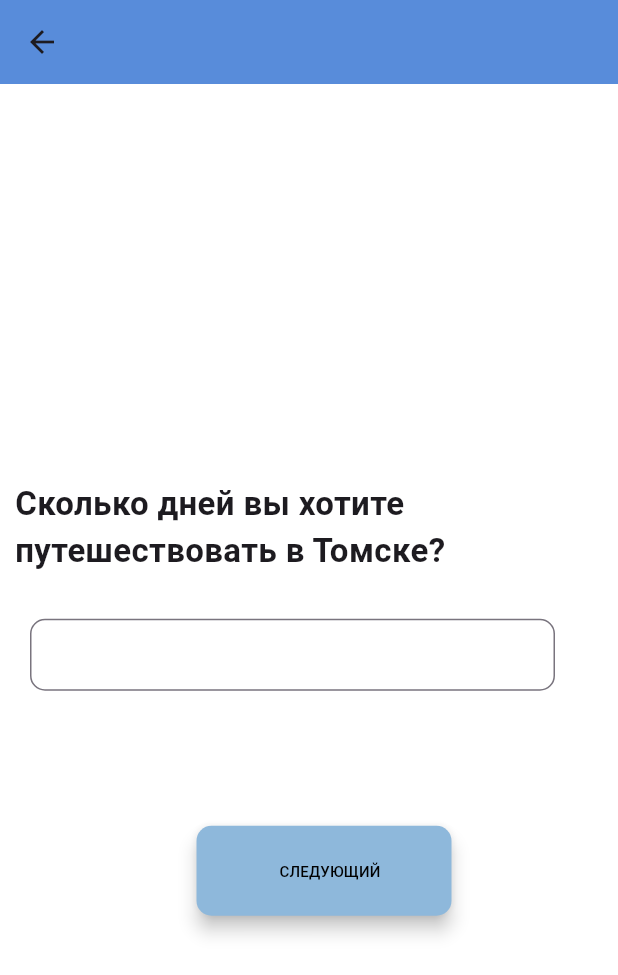
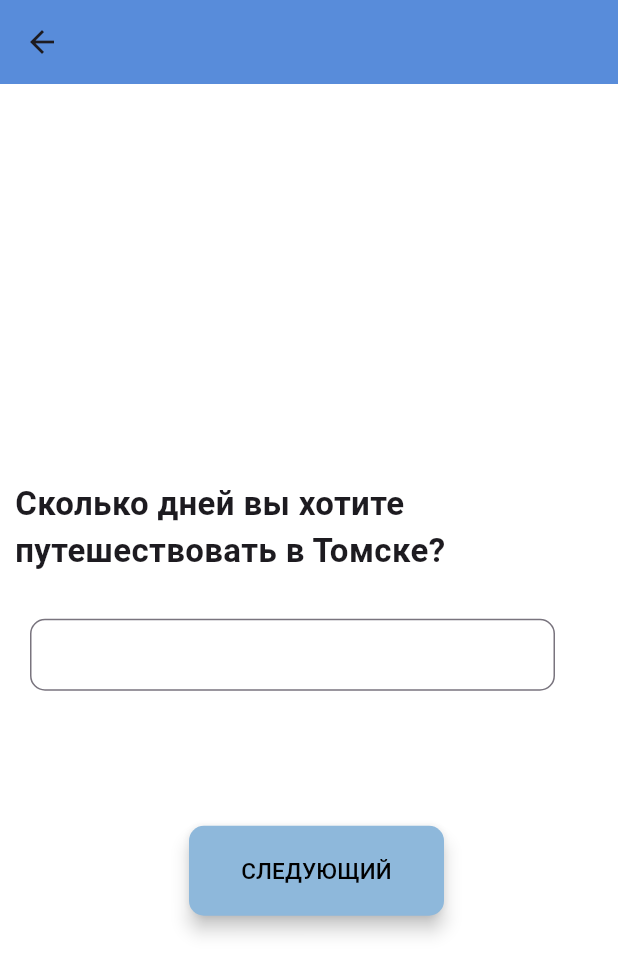
Before and after one commit to rafaelmt35/TravelTomskApp, a Flutter app: the screen it shows after launch, after a tap on "БЮДЖЕТ", on a phone screen of 412 x 824 dp. Shown: the top 975 px of the screen. Run offline on Flutter 3.47's test engine with Material 3 defaults, Android fonts, the phone set to English and light mode, and no system bars; our stand-ins replace cloud_firestore, firebase_auth, firebase_core, flutter_dotenv, font_awesome_flutter, google_sign_in; accounts and stored records are empty; network calls fail.

Commit message:
updt gradle

```diff
--- a/lib/widgets/custom_widgets.dart
+++ b/lib/widgets/custom_widgets.dart
@@ -378,7 +378,7 @@ class ButtonGo extends StatelessWidget {
   @override
   Widget build(BuildContext context) {
     return Container(
-      margin: const EdgeInsets.only(left: 20, bottom: 15),
+      margin: const EdgeInsets.only(left: 10, bottom: 15),
       height: 60,
       width: 170,
       child: ElevatedButton(
@@ -391,21 +391,11 @@ class ButtonGo extends StatelessWidget {
           ),
         ),
         onPressed: () => callback.call(context),
-        child: Row(
-          mainAxisAlignment: MainAxisAlignment.center,
-          children: [
-            SizedBox(
-              width: 130,
-              child: Text(
-                command,
-                textAlign: TextAlign.center,
-                style: const TextStyle(
-                    fontSize: 10.0,
-                    color: Colors.black,
-                    fontWeight: FontWeight.w500),
-              ),
-            ),
-          ],
+        child: Text(
+          command,
+          textAlign: TextAlign.center,
+          style: const TextStyle(
+              fontSize: 15.0, color: Colors.black, fontWeight: FontWeight.w500),
         ),
       ),
     );
```
Also changed, not shown: 1 other file.
